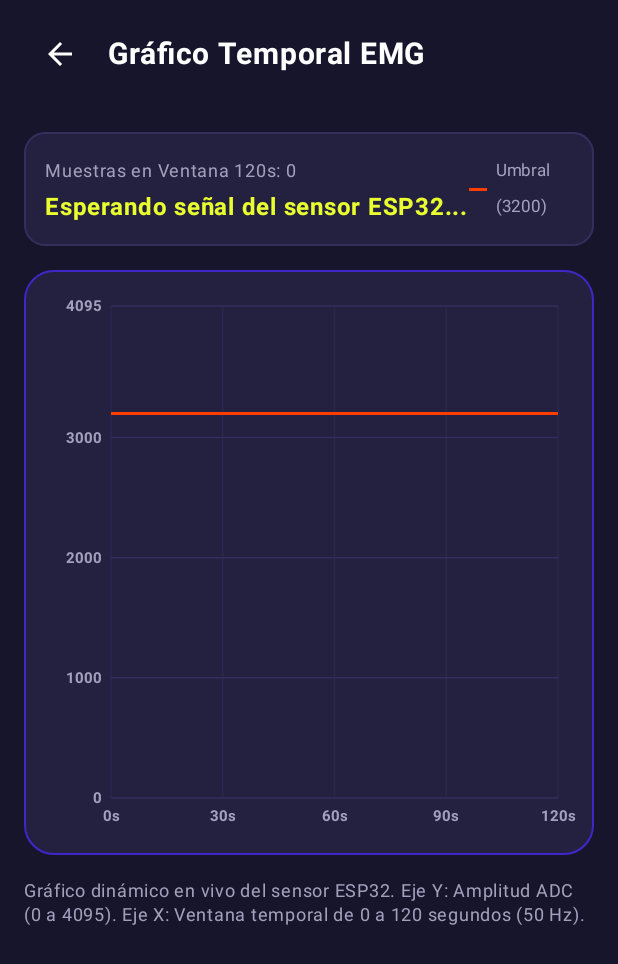
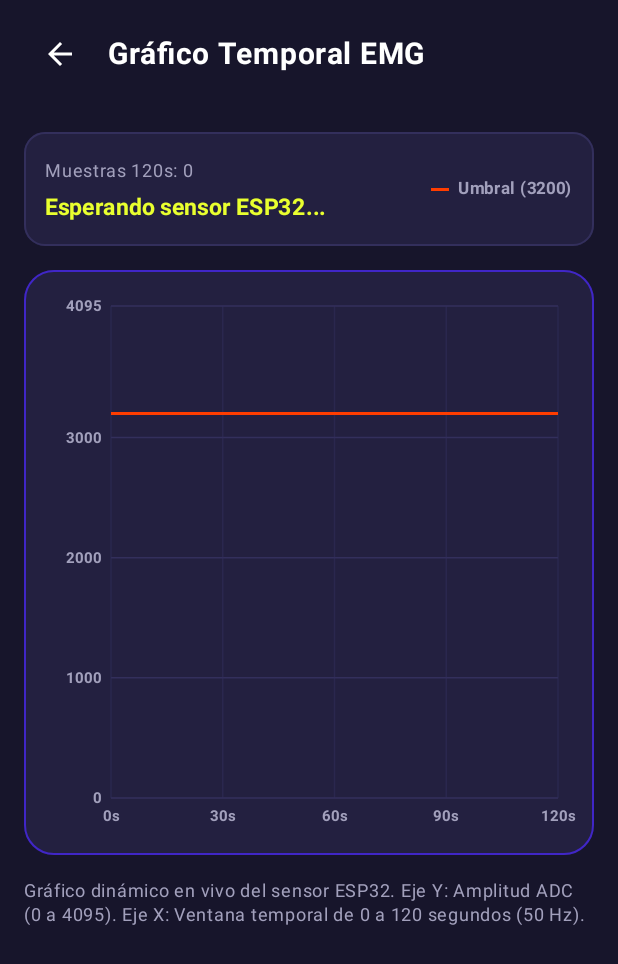
Before and after one commit to herediamilcar-glitch/LessionAmilcar, an Android app built with Jetpack Compose: the ChartScreen screen opened through its navigation route, on a phone screen of 412 x 824 dp. Shown: the top 964 px of the screen. Run offline under Robolectric (Android 15) with nearby library versions, the phone set to English and light mode, and no system bars; our stand-ins replace Room's generated code.

Commit message:
Fix UI issues: change scan button text to Actualizar and fix vertical text wrapping in ChartScreen stats card

```diff
--- a/app/src/main/java/com/example/lession/ui/screens/ChartScreen.kt
+++ b/app/src/main/java/com/example/lession/ui/screens/ChartScreen.kt
@@ -29,6 +29,7 @@ import androidx.compose.ui.text.TextStyle
 import androidx.compose.ui.text.drawText
 import androidx.compose.ui.text.font.FontWeight
 import androidx.compose.ui.text.rememberTextMeasurer
+import androidx.compose.ui.text.style.TextOverflow
 import androidx.compose.ui.unit.dp
 import androidx.compose.ui.unit.sp
 import com.example.lession.ble.EmgReading
@@ -56,7 +57,7 @@ fun ChartScreen(
         LessionTopBar(title = "Gráfico Temporal EMG", onBackClick = onBackClick)
 
         Column(modifier = Modifier.padding(16.dp)) {
-            // Live Stats Bar
+            // Live Stats Header Card
             Card(
                 modifier = Modifier.fillMaxWidth(),
                 colors = CardDefaults.cardColors(containerColor = LessionCardDark),
@@ -70,21 +71,29 @@ fun ChartScreen(
                     horizontalArrangement = Arrangement.SpaceBetween,
                     verticalAlignment = Alignment.CenterVertically,
                 ) {
-                    Column {
+                    Column(modifier = Modifier.weight(1f, fill = false)) {
                         Text(
-                            text = "Muestras en Ventana 120s: ${readings.size}",
+                            text = "Muestras 120s: ${readings.size}",
                             fontSize = 12.sp,
                             color = LessionTextMuted,
+                            maxLines = 1,
+                            overflow = TextOverflow.Ellipsis,
                         )
                         Text(
-                            text = if (readings.isNotEmpty()) "Sensor: ${readings.last().adcValue} ADC" else "Esperando señal del sensor ESP32...",
-                            fontSize = 16.sp,
+                            text = if (readings.isNotEmpty()) "ADC: ${readings.last().adcValue}" else "Esperando sensor ESP32...",
+                            fontSize = 15.sp,
                             fontWeight = FontWeight.Bold,
                             color = LessionLimeAccent,
+                            maxLines = 1,
+                            overflow = TextOverflow.Ellipsis,
                         )
                     }
 
-                    Row(verticalAlignment = Alignment.CenterVertically) {
+                    Spacer(modifier = Modifier.width(12.dp))
+
+                    Row(
+                        verticalAlignment = Alignment.CenterVertically,
+                    ) {
                         Box(
                             modifier = Modifier
                                 .width(12.dp)
@@ -95,7 +104,9 @@ fun ChartScreen(
                         Text(
                             text = "Umbral ($alertThreshold)",
                             fontSize = 11.sp,
+                            fontWeight = FontWeight.Bold,
                             color = LessionTextMuted,
+                            maxLines = 1,
                         )
                     }
                 }
```
Also changed, not shown: app/src/main/java/com/example/lession/ui/screens/DeviceScanScreen.kt (+24 -5 lines), 1 other file.
